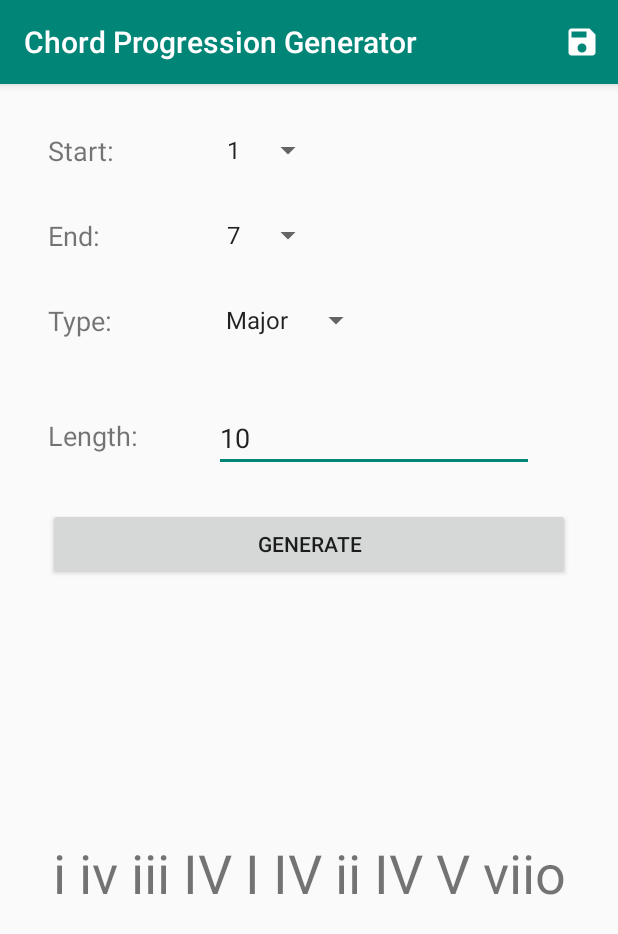
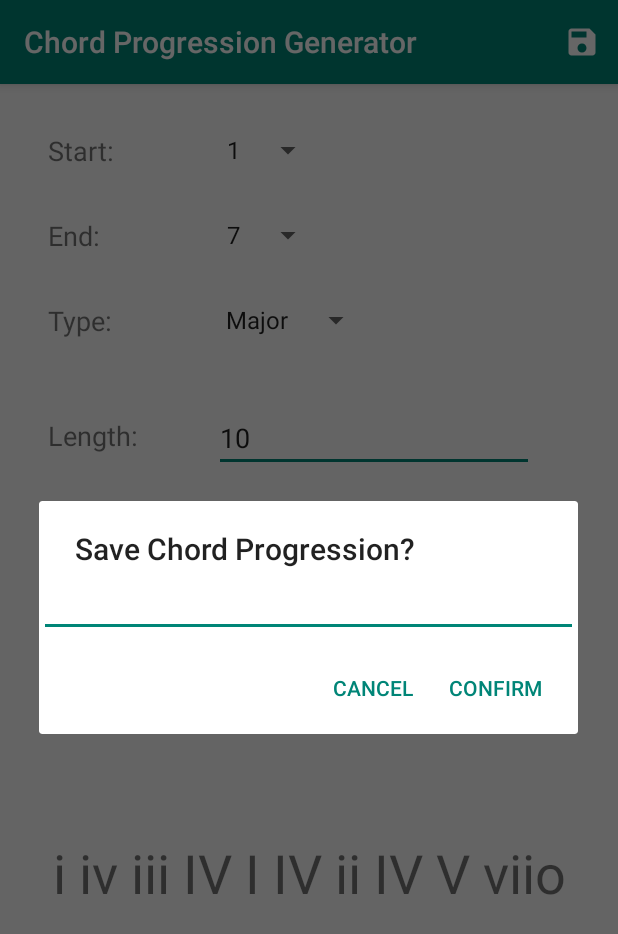
Before and after one commit to dominictwlee/chord-progression-generator, an Android app: the screen it shows after launch (MainActivity), after a tap on "Save", on a phone screen of 412 x 824 dp. Shown: the top 934 px of the screen. Run offline under Robolectric (Android 15) with nearby library versions, the phone set to English and light mode, and no system bars; 1 statement that could not run was skipped; 2 other taps on this screen came first.

Commit message:
Add save confirm dialog

```diff
--- /dev/null
+++ b/app/src/main/java/com/domtwlee/chordprogressiongenerator/ConfirmSaveDialogFragment.kt
@@ -0,0 +1,26 @@
+package com.domtwlee.chordprogressiongenerator
+
+import android.app.Dialog
+import android.content.DialogInterface
+import android.os.Bundle
+import android.text.InputType
+import android.widget.EditText
+import androidx.appcompat.app.AlertDialog
+import androidx.fragment.app.DialogFragment
+
+class ConfirmSaveDialogFragment : DialogFragment() {
+    override fun onCreateDialog(savedInstanceState: Bundle?): Dialog {
+        return activity?.let {
+            val builder = AlertDialog.Builder(it)
+            val input = EditText(it)
+            input.inputType = InputType.TYPE_CLASS_TEXT
+            builder
+                .setTitle(R.string.save_dialog_title)
+                .setView(input)
+                .setPositiveButton(R.string.confirm_button) { dialog, _ -> dialog.dismiss() }
+                .setNegativeButton(R.string.cancel_button) { dialog, _ -> dialog.dismiss()  }
+
+            builder.create()
+        } ?: throw IllegalStateException("Activity cannot be null")
+    }
+}
--- a/app/src/main/java/com/domtwlee/chordprogressiongenerator/MainActivity.kt
+++ b/app/src/main/java/com/domtwlee/chordprogressiongenerator/MainActivity.kt
@@ -42,7 +42,12 @@ class MainActivity : AppCompatActivity() {
     override fun onCreateOptionsMenu(menu: Menu): Boolean {
         super.onCreateOptionsMenu(menu)
         menuInflater.inflate(R.menu.menu_main, menu)
-        menu.getItem(0).isVisible = isSaveButtonVisible
+        val saveButton = menu.getItem(0)
+        saveButton.isVisible = isSaveButtonVisible
+        saveButton.setOnMenuItemClickListener {
+            confirmSave()
+            true
+        }
         return true
     }
 
@@ -103,6 +108,11 @@ class MainActivity : AppCompatActivity() {
         }
     }
 
+    fun confirmSave() {
+        val fragment = ConfirmSaveDialogFragment()
+        fragment.show(supportFragmentManager, "confirmSave")
+    }
+
     private fun onSubmit() {
         model.createChordProgression()
         val chordProgression = model.getChordProg()
--- a/app/src/main/res/values/strings.xml
+++ b/app/src/main/res/values/strings.xml
@@ -7,6 +7,9 @@
     <string name="generate_button">generate</string>
     <string name="action_save">Save</string>
     <string name="invalid_length_input">Please input a length lower than 32</string>
+    <string name="save_dialog_title">Save Chord Progression?</string>
+    <string name="confirm_button">Confirm</string>
+    <string name="cancel_button">Cancel</string>
 
     <string-array name="chord_number_select">
         <item>1</item>
```
